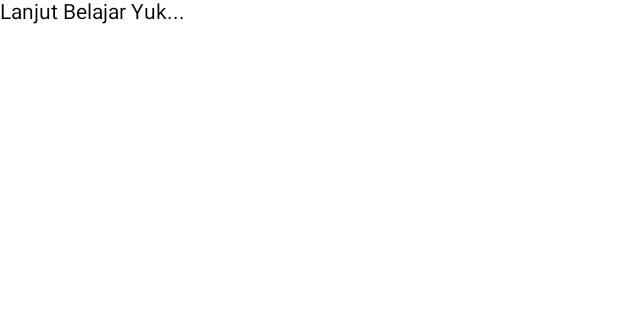
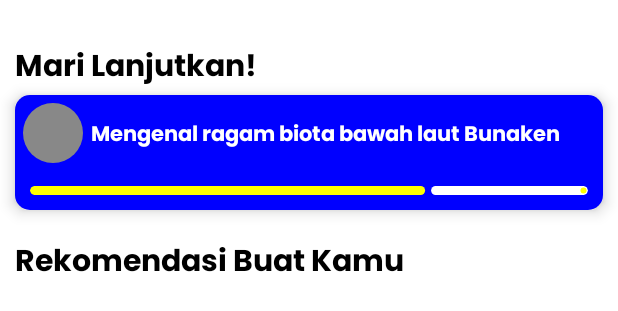
Before and after one commit to RendaGezag/BangkitCapstone, an Android app built with Jetpack Compose: the @Preview function HomePagePreview, on a phone screen of 412 x 824 dp. Shown: the top 311 px of the screen. Run offline under Robolectric (Android 15) with nearby library versions, the phone set to English and light mode, and no system bars.

Commit message:
Adding Cards to HomePage

```diff
--- a/app/src/main/java/com/example/educasea/ui/component/LearnCard.kt
+++ b/app/src/main/java/com/example/educasea/ui/component/Cards.kt
@@ -17,9 +17,12 @@ import androidx.compose.material3.Text
 import androidx.compose.runtime.Composable
 import androidx.compose.ui.Alignment
 import androidx.compose.ui.Modifier
+import androidx.compose.ui.draw.clip
 import androidx.compose.ui.graphics.Color
+import androidx.compose.ui.text.font.FontWeight
 import androidx.compose.ui.tooling.preview.Preview
 import androidx.compose.ui.unit.dp
+import com.example.educasea.ui.theme.Poppins
 
 @Composable
 fun LearnCard () {
@@ -27,10 +30,12 @@ fun LearnCard () {
         elevation = CardDefaults.cardElevation(
             defaultElevation = 6.dp
         ),
-        shape = RoundedCornerShape(5.dp),
+        shape = RoundedCornerShape(10.dp),
+        colors = CardDefaults.cardColors(
+            containerColor = Color.Blue
+        ),
         modifier = Modifier
             .fillMaxWidth()
-            .height(100.dp)
     ) {
         Column {
             Row (
@@ -45,17 +50,29 @@ fun LearnCard () {
                     )
                 })
 
-                Spacer(modifier = Modifier.width(16.dp))
+                Spacer(modifier = Modifier.width(5.dp))
 
                 Text(
-                    text = "Mari belajar bersama saya karena saya renda"
+                    text = "Mengenal ragam biota bawah laut Bunaken",
+                    fontFamily = Poppins,
+                    fontWeight = FontWeight.SemiBold,
+                    color = Color.White
                 )
             }
+            Row (
+                modifier = Modifier.padding(10.dp, 10.dp)
+            ) {
+                LinearProgressIndicator(
+                    progress = 0.7f,
+                    modifier = Modifier
+                        .fillMaxWidth()
+                        .height(6.dp)
+                        .clip(RoundedCornerShape(16.dp)),
+                    color = Color.Yellow,
+                    trackColor = Color.White,
 
-            LinearProgressIndicator(
-                progress = 90f,
-                modifier = Modifier.padding(2.dp)
-            )
+                )
+            }
         }
     }
 }
@@ -65,3 +82,24 @@ fun LearnCard () {
 fun LearnCardPreview () {
     LearnCard()
 }
+
+@Composable
+fun RecommendationCard () {
+    ElevatedCard(
+        elevation = CardDefaults.cardElevation(
+            defaultElevation = 6.dp
+        ),
+        shape = RoundedCornerShape(10.dp),
+        colors = CardDefaults.cardColors(
+            containerColor = Color.Blue
+        ),
+        modifier = Modifier
+            .width(100.dp)
+    ) {
+        Column (
+            horizontalAlignment = Alignment.CenterHorizontally
+        ) {
+
+        }
+    }
+}
--- a/app/src/main/java/com/example/educasea/ui/screen/HomePage.kt
+++ b/app/src/main/java/com/example/educasea/ui/screen/HomePage.kt
@@ -1,14 +1,23 @@
 package com.example.educasea.ui.screen
 
 import androidx.compose.foundation.background
+import androidx.compose.foundation.horizontalScroll
 import androidx.compose.foundation.layout.Box
 import androidx.compose.foundation.layout.Column
+import androidx.compose.foundation.layout.Row
 import androidx.compose.foundation.layout.fillMaxSize
+import androidx.compose.foundation.layout.padding
+import androidx.compose.foundation.rememberScrollState
 import androidx.compose.material.Text
 import androidx.compose.runtime.Composable
 import androidx.compose.ui.Modifier
 import androidx.compose.ui.graphics.Color
+import androidx.compose.ui.text.font.FontWeight
 import androidx.compose.ui.tooling.preview.Preview
+import androidx.compose.ui.unit.dp
+import androidx.compose.ui.unit.sp
+import com.example.educasea.ui.component.LearnCard
+import com.example.educasea.ui.theme.Poppins
 
 @Composable
 fun HomePage(
@@ -18,9 +27,33 @@ fun HomePage(
         .background(Color.White)
         .fillMaxSize()
     ) {
-        Column {
-            Text(text = "Lanjut Belajar Yuk...");
+        Column (
+            modifier = Modifier.padding(10.dp, 10.dp)
+        ) {
+            Text(
+                text = "Mari Lanjutkan!",
+                fontFamily = Poppins,
+                fontSize = 20.sp,
+                fontWeight = FontWeight.SemiBold,
+                modifier = Modifier.padding(0.dp, 20.dp, 0.dp, 5.dp)
+            )
 
+            LearnCard()
+
+            Text(
+                text = "Rekomendasi Buat Kamu",
+                fontFamily = Poppins,
+                fontSize = 20.sp,
+                fontWeight = FontWeight.SemiBold,
+                modifier = Modifier.padding(0.dp, 20.dp, 0.dp, 5.dp)
+            )
+
+            Row (
+                modifier = Modifier
+                    .horizontalScroll(rememberScrollState())
+            ) {
+
+            }
         }
     }
 }
```
